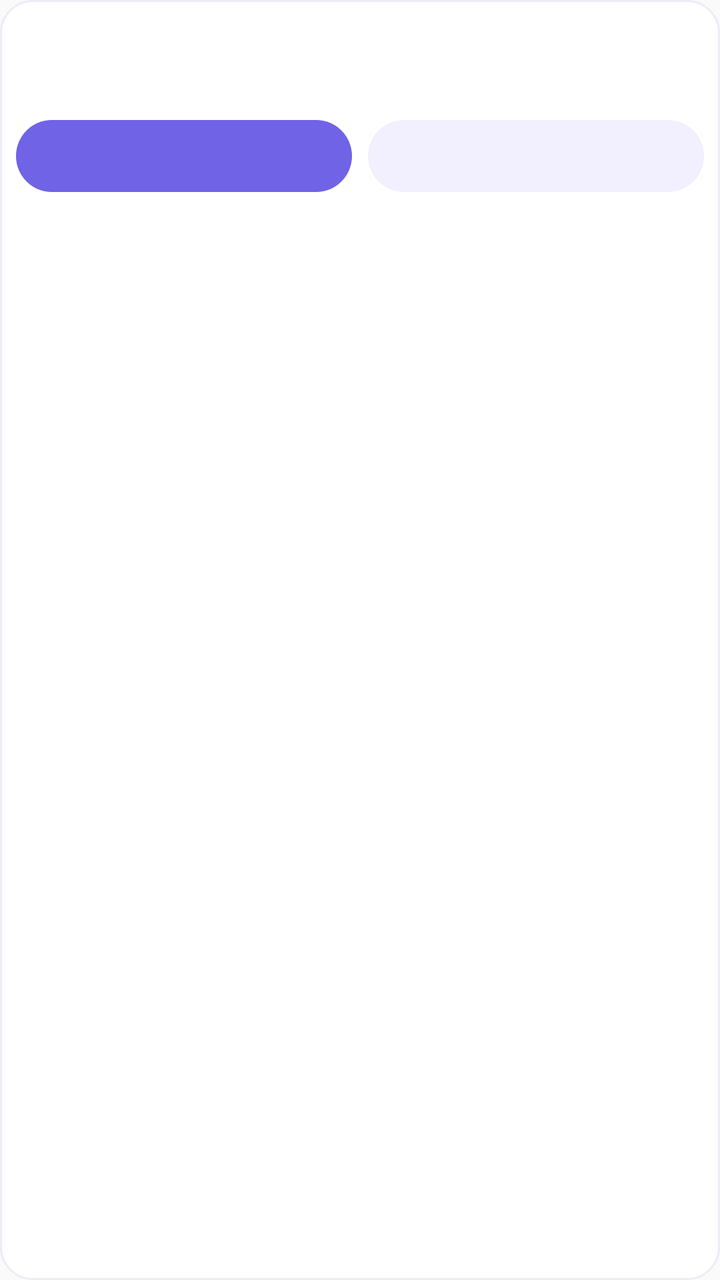
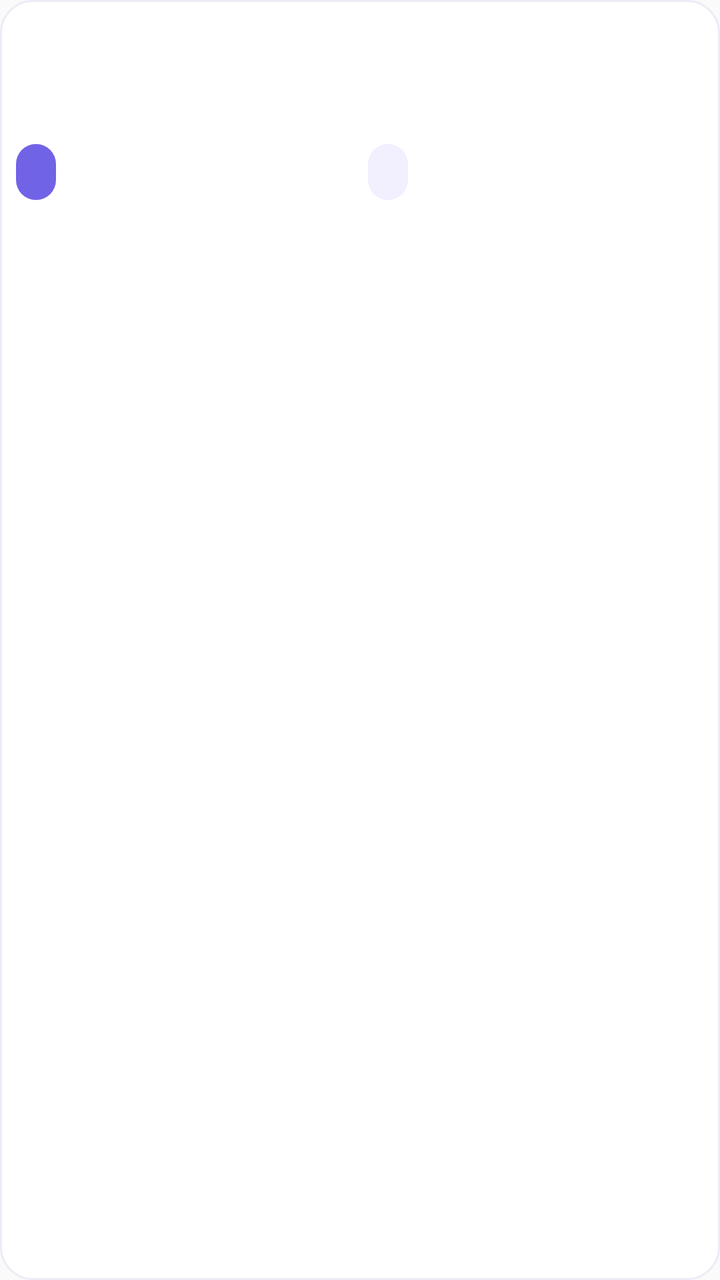

Before-and-after screenshots of an Android layout around one commit, followed by the original layout XML and the change that was made.
<!-- AndroidManifest.xml: application theme Theme.Dose -->
<!-- res/layout/widget_dose_row.xml -->
<LinearLayout xmlns:android="http://schemas.android.com/apk/res/android"
    android:id="@+id/widget_row" android:layout_width="match_parent" android:layout_height="104dp" android:layout_marginBottom="8dp"
    android:padding="8dp" android:orientation="vertical" android:background="@drawable/widget_row_background">
    <LinearLayout android:layout_width="match_parent" android:layout_height="48dp" android:gravity="center_vertical">
        <ImageView android:id="@+id/widget_icon" android:layout_width="34dp" android:layout_height="34dp" android:contentDescription="@null"/>
        <LinearLayout android:layout_width="0dp" android:layout_weight="1" android:layout_height="wrap_content" android:layout_marginStart="8dp" android:orientation="vertical">
            <TextView android:id="@+id/medication_name" android:layout_width="match_parent" android:layout_height="wrap_content" android:textSize="14sp" android:textStyle="bold" android:textColor="#252B43" android:maxLines="1" android:ellipsize="end"/>
            <TextView android:id="@+id/medication_detail" android:layout_width="match_parent" android:layout_height="wrap_content" android:textSize="12sp" android:textColor="#6F748B" android:maxLines="1" android:ellipsize="end"/>
            <LinearLayout android:layout_width="match_parent" android:layout_height="wrap_content">
                <TextView android:id="@+id/widget_row_time" android:layout_width="wrap_content" android:layout_height="wrap_content" android:textSize="11sp" android:textStyle="bold" android:textColor="#7163E5"/>
                <TextView android:id="@+id/widget_row_status" android:layout_width="0dp" android:layout_weight="1" android:layout_height="wrap_content" android:layout_marginStart="8dp" android:textSize="11sp" android:textColor="#6F748B" android:maxLines="1" android:ellipsize="end"/>
            </LinearLayout>
        </LinearLayout>
    </LinearLayout>
    <LinearLayout android:id="@+id/widget_row_actions" android:layout_width="match_parent" android:layout_height="36dp" android:layout_marginTop="4dp" android:baselineAligned="false">
        <TextView android:id="@+id/take_now" android:layout_width="0dp" android:layout_weight="1" android:layout_height="match_parent" android:gravity="center" android:textSize="12sp" android:textStyle="bold" android:maxLines="2" android:ellipsize="end" android:textColor="#FFFFFF" android:background="@drawable/notification_action_primary"/>
        <TextView android:id="@+id/skip" android:layout_width="0dp" android:layout_weight="1" android:layout_height="match_parent" android:layout_marginStart="8dp" android:gravity="center" android:textSize="12sp" android:textStyle="bold" android:maxLines="2" android:ellipsize="end" android:textColor="#5141BE" android:background="@drawable/notification_action_secondary"/>
    </LinearLayout>
</LinearLayout>
<!-- resources referenced by this layout -->
<resources>
  <!-- drawable notification_action_primary (drawable) -->
  <shape xmlns:android="http://schemas.android.com/apk/res/android" android:shape="rectangle">
      <solid android:color="#7163E5"/><corners android:radius="24dp"/>
  </shape>
  <!-- drawable notification_action_secondary (drawable) -->
  <shape xmlns:android="http://schemas.android.com/apk/res/android" android:shape="rectangle">
      <solid android:color="#F2EFFF"/><corners android:radius="24dp"/>
  </shape>
  <!-- drawable widget_row_background (drawable) -->
  <shape xmlns:android="http://schemas.android.com/apk/res/android"><solid android:color="#FFFFFF"/><corners android:radius="16dp"/><stroke android:width="1dp" android:color="#EBECF5"/></shape>
  <style name="Theme.Dose" parent="android:style/Theme.Material.Light.NoActionBar">
          <item name="android:statusBarColor">#FAFBFE</item>
          <item name="android:navigationBarColor">#FFFFFF</item>
          <item name="android:windowLightStatusBar">true</item>
      </style>
</resources>

<!-- the commit's change to res/layout/widget_dose_row.xml (unified diff, before → after) -->
@@ -1,19 +1,23 @@
 <LinearLayout xmlns:android="http://schemas.android.com/apk/res/android"
-    android:id="@+id/widget_row" android:layout_width="match_parent" android:layout_height="104dp" android:layout_marginBottom="8dp"
+    android:id="@+id/widget_row" android:layout_width="match_parent" android:layout_height="108dp" android:layout_marginBottom="8dp"
     android:padding="8dp" android:orientation="vertical" android:background="@drawable/widget_row_background">
-    <LinearLayout android:layout_width="match_parent" android:layout_height="48dp" android:gravity="center_vertical">
+    <LinearLayout android:layout_width="match_parent" android:layout_height="58dp" android:gravity="center_vertical">
         <ImageView android:id="@+id/widget_icon" android:layout_width="34dp" android:layout_height="34dp" android:contentDescription="@null"/>
         <LinearLayout android:layout_width="0dp" android:layout_weight="1" android:layout_height="wrap_content" android:layout_marginStart="8dp" android:orientation="vertical">
             <TextView android:id="@+id/medication_name" android:layout_width="match_parent" android:layout_height="wrap_content" android:textSize="14sp" android:textStyle="bold" android:textColor="#252B43" android:maxLines="1" android:ellipsize="end"/>
             <TextView android:id="@+id/medication_detail" android:layout_width="match_parent" android:layout_height="wrap_content" android:textSize="12sp" android:textColor="#6F748B" android:maxLines="1" android:ellipsize="end"/>
-            <LinearLayout android:layout_width="match_parent" android:layout_height="wrap_content">
+            <LinearLayout android:layout_width="match_parent" android:layout_height="wrap_content" android:paddingTop="5dp">
                 <TextView android:id="@+id/widget_row_time" android:layout_width="wrap_content" android:layout_height="wrap_content" android:textSize="11sp" android:textStyle="bold" android:textColor="#7163E5"/>
                 <TextView android:id="@+id/widget_row_status" android:layout_width="0dp" android:layout_weight="1" android:layout_height="wrap_content" android:layout_marginStart="8dp" android:textSize="11sp" android:textColor="#6F748B" android:maxLines="1" android:ellipsize="end"/>
             </LinearLayout>
         </LinearLayout>
     </LinearLayout>
-    <LinearLayout android:id="@+id/widget_row_actions" android:layout_width="match_parent" android:layout_height="36dp" android:layout_marginTop="4dp" android:baselineAligned="false">
-        <TextView android:id="@+id/take_now" android:layout_width="0dp" android:layout_weight="1" android:layout_height="match_parent" android:gravity="center" android:textSize="12sp" android:textStyle="bold" android:maxLines="2" android:ellipsize="end" android:textColor="#FFFFFF" android:background="@drawable/notification_action_primary"/>
-        <TextView android:id="@+id/skip" android:layout_width="0dp" android:layout_weight="1" android:layout_height="match_parent" android:layout_marginStart="8dp" android:gravity="center" android:textSize="12sp" android:textStyle="bold" android:maxLines="2" android:ellipsize="end" android:textColor="#5141BE" android:background="@drawable/notification_action_secondary"/>
+    <LinearLayout android:id="@+id/widget_row_actions" android:layout_width="match_parent" android:layout_height="28dp" android:layout_marginTop="6dp" android:baselineAligned="false">
+        <FrameLayout android:layout_width="0dp" android:layout_weight="1" android:layout_height="match_parent">
+            <TextView android:id="@+id/take_now" android:layout_width="wrap_content" android:layout_height="match_parent" android:gravity="center" android:paddingHorizontal="10dp" android:includeFontPadding="false" android:textSize="11sp" android:textStyle="bold" android:maxLines="1" android:ellipsize="end" android:textColor="#FFFFFF" android:background="@drawable/notification_action_primary"/>
+        </FrameLayout>
+        <FrameLayout android:layout_width="0dp" android:layout_weight="1" android:layout_height="match_parent" android:layout_marginStart="8dp">
+            <TextView android:id="@+id/skip" android:layout_width="wrap_content" android:layout_height="match_parent" android:gravity="center" android:paddingHorizontal="10dp" android:includeFontPadding="false" android:textSize="11sp" android:textStyle="bold" android:maxLines="1" android:ellipsize="end" android:textColor="#5141BE" android:background="@drawable/notification_action_secondary"/>
+        </FrameLayout>
     </LinearLayout>
 </LinearLayout>
